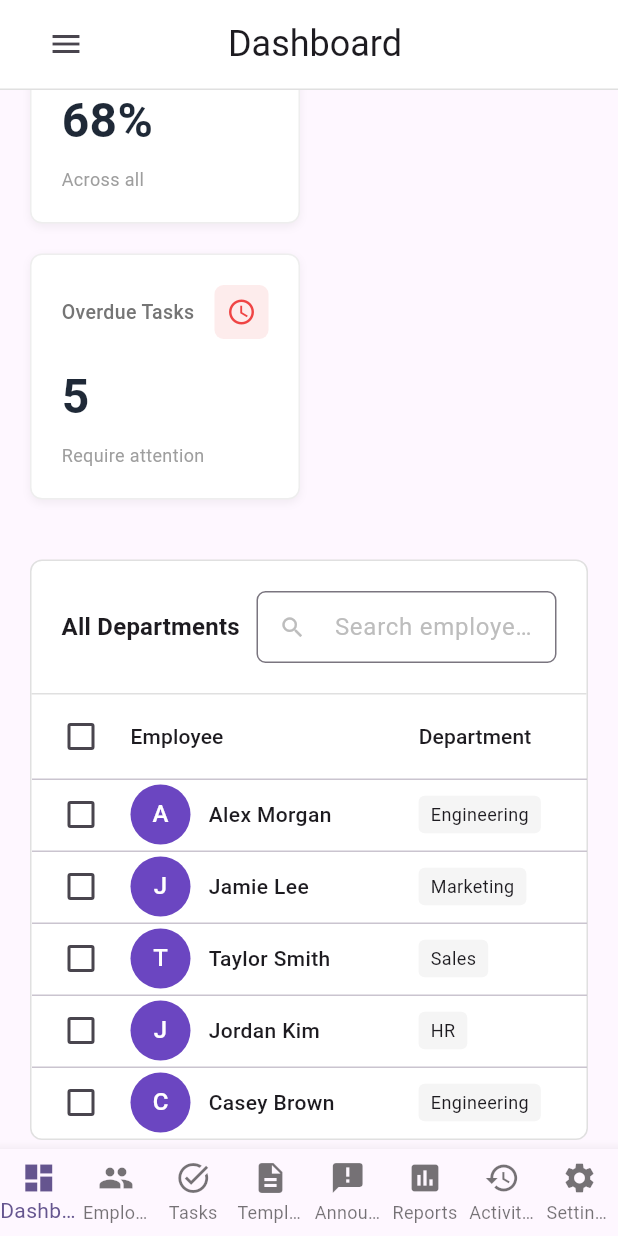
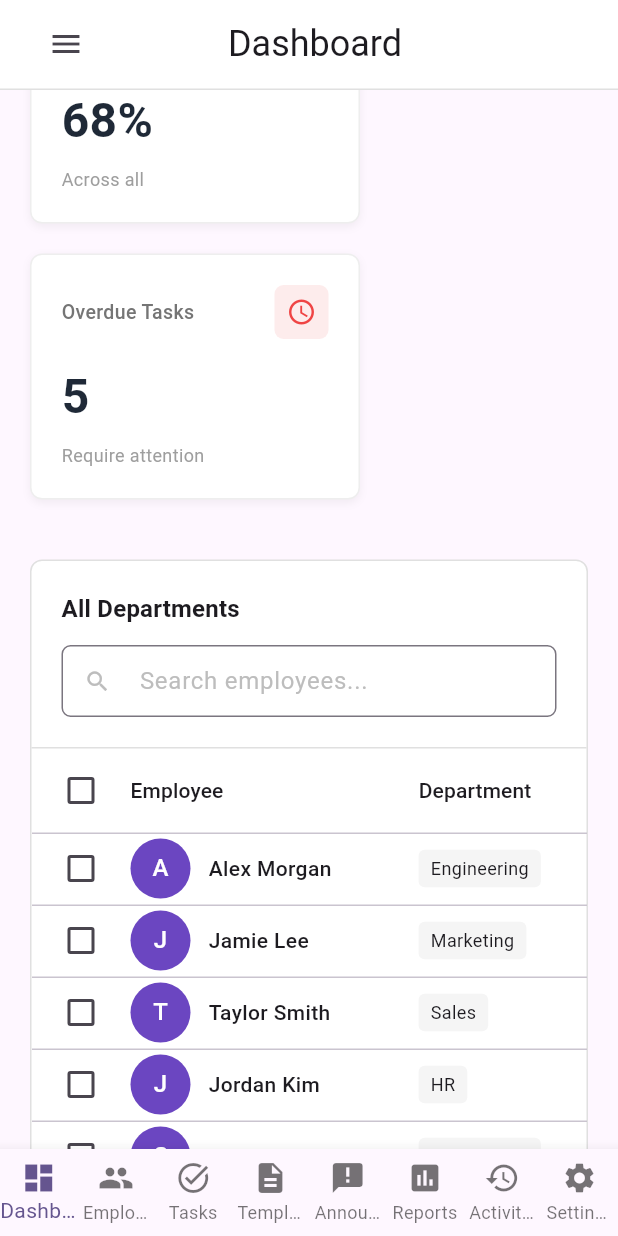
Before and after one commit to sakibabid2000-coder/team_sync_app, a Flutter app: the screen it shows after launch, scrolled down 576 dp, on a phone screen of 412 x 824 dp. Run offline on Flutter 3.47's test engine with Material 3 defaults, Android fonts, the phone set to English and light mode, and no system bars.

Commit message:
overflow fix

```diff
--- a/lib/screens/dashboard_screen.dart
+++ b/lib/screens/dashboard_screen.dart
@@ -113,7 +113,56 @@ class _DashboardScreenState extends State<DashboardScreen> {
                       // Table Header
                       Padding(
                         padding: const EdgeInsets.all(20),
-                        child: Row(
+                        child: LayoutBuilder(
+                          builder: (context, constraints) {
+                            final isCompact = constraints.maxWidth < 700;
+
+                            if (isCompact) {
+                              return Column(
+                                crossAxisAlignment: CrossAxisAlignment.start,
+                                children: [
+                                  Text(
+                                    'All Departments',
+                                    style: Theme.of(context)
+                                        .textTheme
+                                        .titleMedium
+                                        ?.copyWith(fontWeight: FontWeight.w600),
+                                  ),
+                                  const SizedBox(height: 12),
+                                  SizedBox(
+                                    width: double.infinity,
+                                    child: TextField(
+                                      decoration: InputDecoration(
+                                        hintText: 'Search employees...',
+                                        hintStyle: TextStyle(
+                                          color: Colors.grey[400],
+                                        ),
+                                        prefixIcon: Icon(
+                                          Icons.search,
+                                          color: Colors.grey[400],
+                                        ),
+                                        border: OutlineInputBorder(
+                                          borderRadius: BorderRadius.circular(
+                                            6,
+                                          ),
+                                          borderSide: BorderSide(
+                                            color: Colors.grey[300]!,
+                                          ),
+                                        ),
+                                        isDense: true,
+                                        contentPadding:
+                                            const EdgeInsets.symmetric(
+                                              vertical: 10,
+                                              horizontal: 12,
+                                            ),
+                                      ),
+                                    ),
+                                  ),
+                                ],
+                              );
+                            }
+
+                            return Row(
                               mainAxisAlignment: MainAxisAlignment.spaceBetween,
                               children: [
                                 Text(
@@ -126,7 +175,9 @@ class _DashboardScreenState extends State<DashboardScreen> {
                                   child: TextField(
                                     decoration: InputDecoration(
                                       hintText: 'Search employees...',
-                                  hintStyle: TextStyle(color: Colors.grey[400]),
+                                      hintStyle: TextStyle(
+                                        color: Colors.grey[400],
+                                      ),
                                       prefixIcon: Icon(
                                         Icons.search,
                                         color: Colors.grey[400],
@@ -138,7 +189,8 @@ class _DashboardScreenState extends State<DashboardScreen> {
                                         ),
                                       ),
                                       isDense: true,
-                                  contentPadding: const EdgeInsets.symmetric(
+                                      contentPadding:
+                                          const EdgeInsets.symmetric(
                                             vertical: 10,
                                             horizontal: 12,
                                           ),
@@ -146,6 +198,8 @@ class _DashboardScreenState extends State<DashboardScreen> {
                                   ),
                                 ),
                               ],
+                            );
+                          },
                         ),
                       ),
                       Divider(height: 1, color: Colors.grey[300]),
@@ -362,8 +416,12 @@ class StatCard extends StatelessWidget {
 
   @override
   Widget build(BuildContext context) {
-    double screenWidth = MediaQuery.of(context).size.width;
-    double cardWidth = screenWidth > 1200 ? 250 : 180;
+    final screenWidth = MediaQuery.of(context).size.width;
+    final cardWidth = screenWidth > 1200
+        ? 250.0
+        : screenWidth > 800
+        ? 220.0
+        : (screenWidth - 72).clamp(140.0, 220.0);
 
     return Container(
       width: cardWidth,
```
Also changed, not shown: lib/screens/task_details_section.dart (+6 -5 lines), lib/screens/templates_screen.dart (+49 -3 lines). Lines whose indentation alone changed are shown as unchanged.
